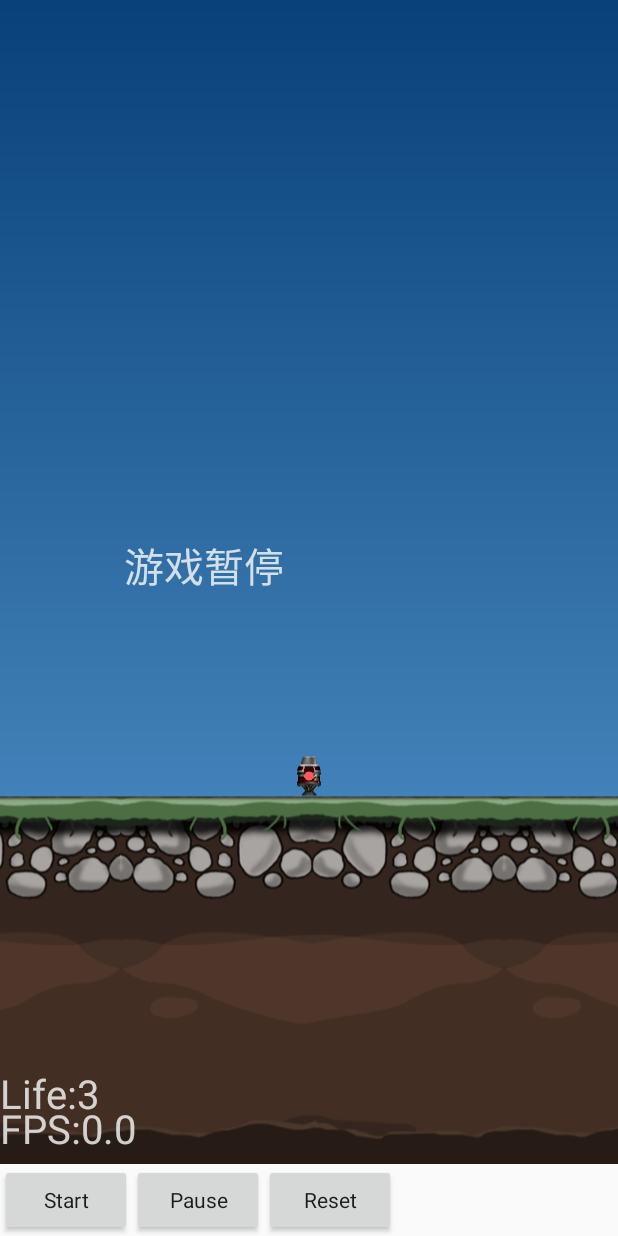
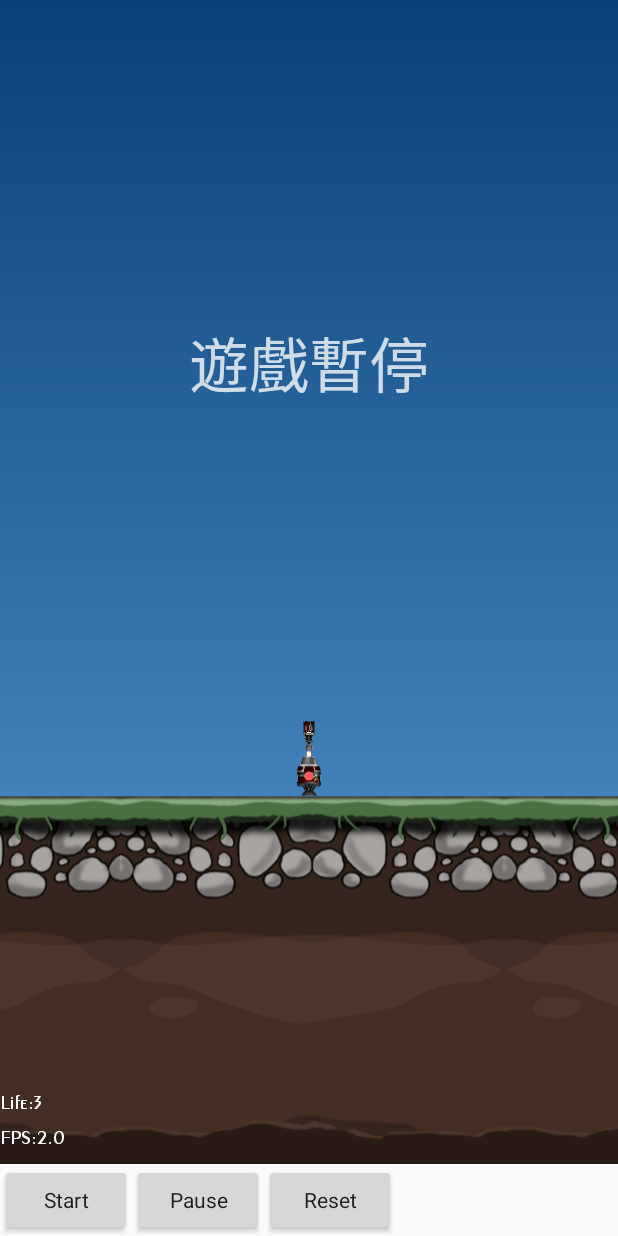
Before and after one commit to WillowKoishi/WillowDanmaku01, an Android app: the screen it shows after launch (MainActivity), after a tap on "Pause", on a phone screen of 412 x 824 dp. Run offline under Robolectric (Android 15) with nearby library versions, the phone set to English and light mode, and no system bars; 1 statement that could not run was skipped.

Commit message:
增加了音效，修改字体，以及de幺蛾子

```diff
--- a/app/src/main/java/willow/danmaku01/MainActivity.java
+++ b/app/src/main/java/willow/danmaku01/MainActivity.java
@@ -63,6 +63,7 @@ float p,s;
 		{//if(danmaku.game_life<=0){
 			//danmaku.GAME_SITU=danmaku.isDEAD;
 		//}
+		danmaku.secs=danmaku.frame2-p;
 			p=danmaku.frame2;
 			h.postDelayed(r,1000);
 			danmaku.addEnemy();
--- a/app/src/main/java/willow/danmaku01/danmaku.java
+++ b/app/src/main/java/willow/danmaku01/danmaku.java
@@ -9,9 +9,10 @@ import java.util.*;
 import android.media.*;
 import android.text.method.*;
 import java.io.*;
+import android.os.*;
 
 public class danmaku extends View
-{private Paint paint,pauseText;
+{private Paint paint,pauseText,pauseText2;
 	public float selfX,selfY;
 	public long game=0,frame2,no_enemy_time,frame3;
 	public int game_life=3;
@@ -25,7 +26,10 @@ public class danmaku extends View
 	public int GAME_SITU;
 	public boolean liftoff=false,no_enemy=false;
 	private Bitmap jmp;
-	private MediaPlayer sound_explo=new MediaPlayer();
+	public Context mContext;
+
+	//private MediaPlayer sound_explo;
+	private SoundPool soundPool;
 	public void init(Context context)
 	{
 		Bitmap nmp=((BitmapDrawable)getResources().getDrawable(R.drawable.loser)).getBitmap();
@@ -36,19 +40,23 @@ public class danmaku extends View
 		jmp = ((BitmapDrawable)getResources().getDrawable(R.drawable.earth_sky_background)).getBitmap();
 		Bitmap imp=((BitmapDrawable)getResources().getDrawable(R.drawable.enemy1)).getBitmap();
 		enemy1 = Bitmap.createScaledBitmap(imp, imp.getWidth() / 5, imp.getHeight() / 5, true);
-		sound_explo.create(context,R.raw.explo);
-		try
-		{
-			sound_explo.prepare();
-		}
-		catch (IOException e)
-		{}
-		catch (IllegalStateException e)
-		{}
+		//sound_explo=new MediaPlayer().create(context,R.raw.explo);
+		soundPool= new SoundPool(50,AudioManager.STREAM_MUSIC,4);
+		soundPool.load(context,R.raw.explo,1);
+		soundPool.load(context,R.raw.pdel,2);
+		soundPool.load(context,R.raw.pshot,3);
+		soundPool.load(context,R.raw.item,4);
 		pauseText = new Paint();
 		pauseText.setAntiAlias(true);
 		pauseText.setColor(Color.argb(200, 255, 255, 255));
-		pauseText.setTextSize(40);
+		pauseText.setTextSize(60);
+		pauseText.setTextAlign(Paint.Align.CENTER);
+		pauseText.setTypeface(Typeface.createFromAsset(context.getAssets(),"font/ttc.ttc"));
+		pauseText2=new Paint();
+		pauseText2.setAntiAlias(true);
+		pauseText2.setColor(Color.WHITE);
+		pauseText2.setTextSize(20);
+		pauseText2.setTypeface(Typeface.createFromAsset(context.getAssets(),"font/exoi.ttf"));
 		GAME_SITU = isSTART;
 		paint = new Paint();
 		paint.setAntiAlias(true);
@@ -61,29 +69,33 @@ public class danmaku extends View
 		if (GAME_SITU == isSTART)
 		{
 			startGame(canvas);}
-		if (GAME_SITU == isPAUSE)
+		if (GAME_SITU == isPAUSE||GAME_SITU==isDEAD)
 		{
 			pauseGame(canvas);}
-		canvas.drawText("FPS:" + secs, 0, getHeight() - 20f, pauseText);
-		canvas.drawText("Life:"+game_life,0,getHeight()-55f,pauseText);
+		canvas.drawText("FPS:" +secs, 0, getHeight() - 20f, pauseText2);
+		canvas.drawText("Life:"+game_life,0,getHeight()-55f,pauseText2);
 	invalidate();
 		super.onDraw(canvas);
 	}
 	/*----------------------------------------*/
 	public danmaku(Context context)
 	{
+
 		super(context);
 		init(context);
+		mContext=context;
 	}
 	public danmaku(Context context, AttributeSet attributeSet)
 	{
 		super(context, attributeSet);
 		init(context);
+		mContext=context;
 	}
 	public danmaku(Context context, AttributeSet attributeSet, int defStyle)
 	{
 		super(context, attributeSet, defStyle);
 		init(context);
+		mContext=context;
 	}
 	/*----------------------------------------*/
 	public void startGame(Canvas canvas)
@@ -113,7 +125,7 @@ public class danmaku extends View
 		if (!liftoff)
 		{
 			canvas.drawBitmap(bg_grass, getWidth() / 2 - bg_grass.getWidth() / 2, bg_garss_m + move, paint);
-			move = move + 0.02f * frame2;
+			move = move + 0.02f * frame3;
 			if (move >= bg_grass.getHeight())
 			{
 				liftoff = true;
@@ -130,27 +142,27 @@ public class danmaku extends View
 			shotDanmaku sd=shotDAnmaku.get(i);
 			canvas.drawBitmap(sd.tietu, sd.x - shot.getWidth() / 2f, sd.getY() - shot.getHeight() / 3, paint);
 			sd.y = sd.y + getHeight() / 100f * sd.ay;
-			if (sd.getY() < 0 - shot.getHeight() - getHeight() * 2)
+			if (sd.getY() < 0 - shot.getHeight() )//- getHeight() * 2)
 			{
 				shotDAnmaku.remove(i);
 			}
-			if (sd.getY() + sd.tietu.getHeight() / 2f < 0)
-			{
-				sd.haveShot = true;
-			}
-			drawEnemy(canvas);
+			//if (sd.getY() + sd.tietu.getHeight() / 2f < 0)
+			//{
+				//sd.haveShot = true;
+			//}
 		}
-		if (frame == 15)
+		if (frame == 10)
 		{
 			frame = 1;
 		}
-		if (frame == 1)
+		if (frame == 1&&!no_enemy)
 		{
 			shotDanmaku st=new shotDanmaku();
 			st.x = selfX;
 			st.y = selfY - mmp.getHeight();
 			shot = Bitmap.createScaledBitmap(lmp, lmp.getWidth() / 15, lmp.getHeight() / 15, true);
 			st.tietu = shot;
+			soundPool.play(3,1, 1, 0, 0, 1);
 			shotDAnmaku.add(st);
 		}
 		if (selfX < 0)
@@ -171,6 +183,9 @@ public class danmaku extends View
 		}
 		part1();
 		drawSelf(canvas);
+		for(int l=0;l<2;l++){
+		drawEnemy(canvas);
+		}
 		// pectime=fps/100000000000000f;
 	}
 	/*----------------------------------------*/
@@ -193,9 +208,9 @@ public class danmaku extends View
 		}
 		drawSelf(canvas);
 		if(GAME_SITU==isPAUSE){
-			canvas.drawText("游戏暂停", getWidth() / 5f, getHeight() / 2f, pauseText);
+			canvas.drawText("遊戲暫停", getWidth() / 2f,getHeight() / 3f, pauseText);
 		}else if(GAME_SITU==isDEAD){
-			canvas.drawText("满目疮痍", getWidth() / 5f, getHeight() / 2f, pauseText);
+			canvas.drawText("滿目瘡痍", getWidth() / 2f, getHeight() / 3f, pauseText);
 		}
 
 	}
@@ -309,15 +324,20 @@ public class danmaku extends View
 					{
 						me.isDEAD = true;
 						soundExplo();}
-					sd.haveShot = true;
-					sd.tietu.setWidth(1);
-					sd.tietu.setHeight(1);
+						else{
+							soundPool.play(4,1,1,0,0,1);
+						}
+					//sd.haveShot = true;
+					//sd.tietu.setWidth(1);
+					//sd.tietu.setHeight(1);
+					shotDAnmaku.remove(j);
 				}
 				if(selfX> me.postX - me.tietu.getWidth() / 2f
 					&&selfX  < me.postX + me.tietu.getWidth() / 2f
 					&&selfY < me.postY + me.tietu.getHeight() / 2f
 					&&selfY  > me.postY - me.tietu.getHeight() / 2f
-					&&!no_enemy){
+					&&!no_enemy
+					&&game_life>0){
 					isShotByEnemy();
 					enemy.remove(i);
 					}
@@ -330,14 +350,15 @@ public class danmaku extends View
 		mEnemy.postX = getWidth() * (float)(Math.random());
 		mEnemy.isDEAD = false;
 		mEnemy.postY = -enemy1.getHeight();
-		mEnemy.vy = 1;
-		mEnemy.life = 1;
+		mEnemy.vy = 2;
+		mEnemy.life = 4;
 		mEnemy.tietu = enemy1;
 		enemy.add(mEnemy);
 	}
 	public void reSet(){
 		game=0;
 		frame2=0;
+		frame3=0;
 		move=0;
 		liftoff=false;
 		enemy.clear();
@@ -349,9 +370,10 @@ public class danmaku extends View
 		paint.setColor(Color.argb(255, 255, 88, 88));
 	}
 	public void isShotByEnemy(){
+		soundPool.play(2,1, 1, 0, 0, 1);
 		game_life=game_life-1;
 		if(game_life<=0){
-			//GAME_SITU=isDEAD;
+			GAME_SITU=isDEAD;
 		}
 		else{
 			no_enemy=true;
@@ -359,9 +381,11 @@ public class danmaku extends View
 			selfX = getWidth() / 2f;
 			selfY = getHeight() / 3f * 2f;
 		}
-		soundExplo();
 	}
 	public void soundExplo(){
-		sound_explo.start();
+
+		//sound_explo.setDataSource(File);
+
+		soundPool.play(1,1, 1, 0, 0, 1);
 	}
 }
```
Also changed, not shown: app/src/main/assets/font/exoi.ttf (added), 7 other files.
